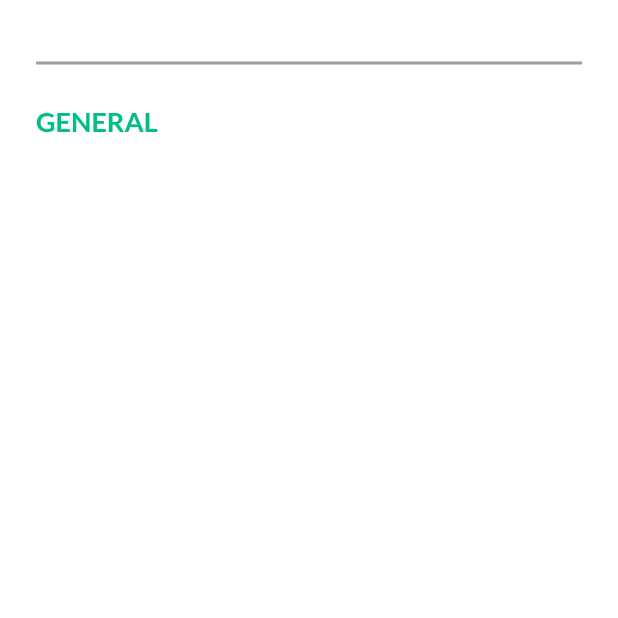
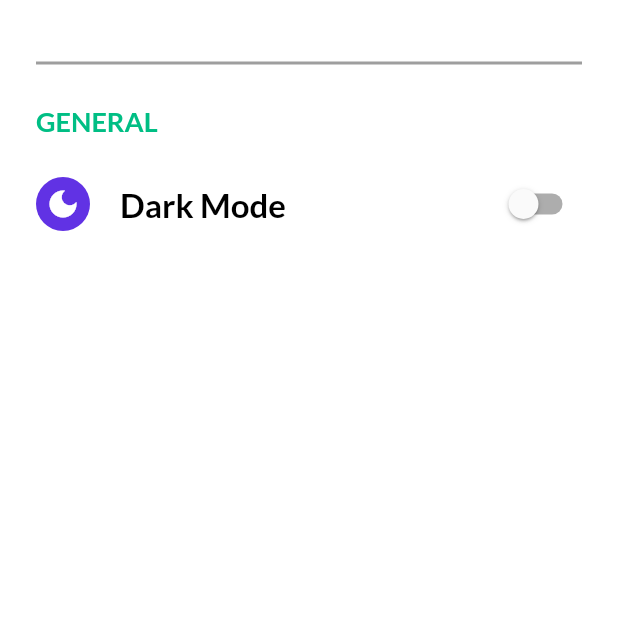
Before and after one commit to SamehNagi/e_commerce_project, a Flutter app: the SettingsScreen screen opened directly, on a phone screen of 412 x 824 dp, the top half of it. Run offline on Flutter 3.47's test engine with Material 2 defaults, Android fonts, the phone set to English and light mode, and no system bars; our stand-ins replace badges, carousel_slider, firebase_auth, firebase_core, flutter_rating_bar, get and 5 more; missing offline and left inert: flutter_facebook_auth; accounts and stored records are empty; network calls fail.

Commit message:
Settings Screen -- Darkmode Widget Switch

```diff
--- a/e_commerce/lib/logic/controllers/settings_controller.dart
+++ b/e_commerce/lib/logic/controllers/settings_controller.dart
@@ -1,3 +1,5 @@
 import 'package:get/get.dart';
 
-class SettingsController extends GetxController {}
+class SettingsController extends GetxController {
+  var switchValue = false.obs;
+}
--- a/e_commerce/lib/view/screens/settings_screen.dart
+++ b/e_commerce/lib/view/screens/settings_screen.dart
@@ -1,4 +1,5 @@
 import 'package:e_commerce/utils/theme.dart';
+import 'package:e_commerce/view/widgets/settings/dark_mode_widget.dart';
 import 'package:e_commerce/view/widgets/text.utils.dart';
 import 'package:flutter/material.dart';
 import 'package:get/get.dart';
@@ -34,7 +35,7 @@ class SettingsScreen extends StatelessWidget {
           const SizedBox(
             height: 20,
           ),
-          // DarkModeWidget(),
+          DarkModeWidget(),
           const SizedBox(
             height: 20,
           ),
@@ -42,6 +43,7 @@ class SettingsScreen extends StatelessWidget {
           const SizedBox(
             height: 20,
           ),
+          // LogOutWidget(),
         ],
       ),
       // body: Center(
--- /dev/null
+++ b/e_commerce/lib/view/widgets/settings/dark_mode_widget.dart
@@ -0,0 +1,64 @@
+import 'package:e_commerce/logic/controllers/settings_controller.dart';
+import 'package:e_commerce/logic/controllers/theme_controller.dart';
+import 'package:e_commerce/utils/theme.dart';
+import 'package:e_commerce/view/widgets/text.utils.dart';
+import 'package:flutter/material.dart';
+import 'package:get/get.dart';
+
+class DarkModeWidget extends StatelessWidget {
+  DarkModeWidget({Key? key}) : super(key: key);
+
+  final controller = Get.find<SettingsController>();
+
+  @override
+  Widget build(BuildContext context) {
+    return Obx(
+      () => Row(
+        mainAxisAlignment: MainAxisAlignment.spaceBetween,
+        children: [
+          BuildIconWidget(),
+          Switch(
+            activeTrackColor: Get.isDarkMode ? pinkClr : mainColor,
+            activeColor: Get.isDarkMode ? pinkClr : mainColor,
+            value: controller.switchValue.value,
+            onChanged: (value) {
+              ThemeController().changesTheme();
+              controller.switchValue.value = value;
+            },
+          ),
+        ],
+      ),
+    );
+  }
+
+  Widget BuildIconWidget() {
+    return Material(
+      color: Colors.transparent,
+      child: Row(
+        children: [
+          Container(
+            padding: const EdgeInsets.all(6),
+            decoration: const BoxDecoration(
+              shape: BoxShape.circle,
+              color: darkSettings,
+            ),
+            child: const Icon(
+              Icons.dark_mode,
+              color: Colors.white,
+            ),
+          ),
+          const SizedBox(
+            width: 20,
+          ),
+          TextUtils(
+            fontSize: 22,
+            fontWeight: FontWeight.bold,
+            text: "Dark Mode",
+            color: Get.isDarkMode ? Colors.white : Colors.black,
+            underLine: TextDecoration.none,
+          ),
+        ],
+      ),
+    );
+  }
+}
```
